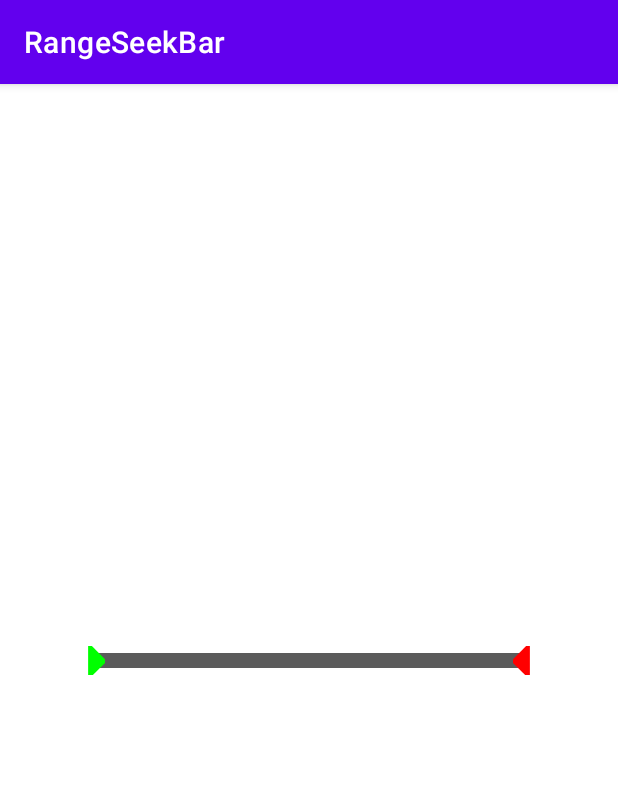
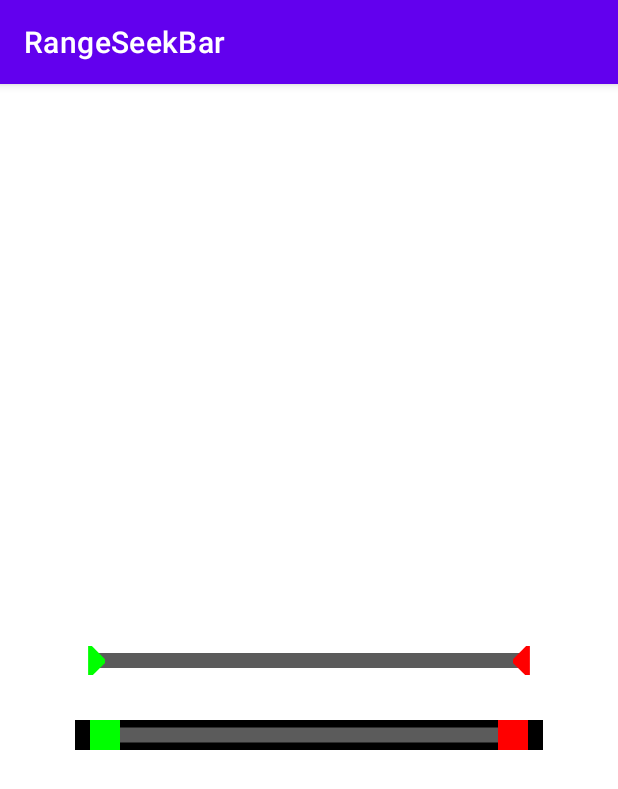
Before and after one commit to AvaneeshAsokan/RangeSeekbar, an Android app: the screen it shows after launch (MainActivity), on a phone screen of 412 x 824 dp. Shown: the top 789 px of the screen. Run offline under Robolectric (Android 15) with nearby library versions, the phone set to English and light mode, and no system bars.

Commit message:
adding a new RangeSeekbarView which inherits directly from view. this is to have more control over the positions and avoid guessing.

```diff
--- a/app/src/main/java/com/laymanCodes/rangeSeekbar/MainActivity.kt
+++ b/app/src/main/java/com/laymanCodes/rangeSeekbar/MainActivity.kt
@@ -24,6 +24,7 @@ class MainActivity: AppCompatActivity(), RangeChangeListener {
             setMax(1000)
             setRangeChangeListener(this@MainActivity)
         }
+
     }
 
     override fun onRangeChange(min: Int, max: Int) {
--- a/app/src/main/java/com/laymanCodes/rangeSeekbar/RangeSeekbar.kt
+++ b/app/src/main/java/com/laymanCodes/rangeSeekbar/bars/RangeSeekbar.kt
@@ -1,4 +1,4 @@
-package com.laymanCodes.rangeSeekbar
+package com.laymanCodes.rangeSeekbar.bars
 
 import android.annotation.SuppressLint
 import android.content.Context
@@ -6,15 +6,15 @@ import android.content.res.ColorStateList
 import android.graphics.Color
 import android.graphics.drawable.Drawable
 import android.util.AttributeSet
-import android.util.Log
 import android.view.LayoutInflater
 import android.view.MotionEvent
 import android.view.View
 import androidx.constraintlayout.widget.ConstraintLayout
-import androidx.core.content.res.getDimensionOrThrow
 import androidx.core.content.withStyledAttributes
+import com.laymanCodes.rangeSeekbar.R
 import com.laymanCodes.rangeSeekbar.databinding.RangeSeekbarBinding
 import com.laymanCodes.rangeSeekbar.listener.RangeChangeListener
+import com.laymanCodes.rangeSeekbar.px
 import kotlin.math.roundToInt
 
 class RangeSeekbar : ConstraintLayout {
--- /dev/null
+++ b/app/src/main/java/com/laymanCodes/rangeSeekbar/bars/RangeSeekbarView.kt
@@ -0,0 +1,177 @@
+package com.laymanCodes.rangeSeekbar.bars
+
+import android.content.Context
+import android.graphics.Canvas
+import android.graphics.Color
+import android.graphics.Paint
+import android.graphics.RectF
+import android.graphics.drawable.Drawable
+import android.util.AttributeSet
+import android.view.View
+import androidx.core.content.withStyledAttributes
+import com.laymanCodes.rangeSeekbar.R
+import com.laymanCodes.rangeSeekbar.px
+import kotlin.jvm.Throws
+
+class RangeSeekbarView : View {
+
+    constructor(context: Context): super(context)
+
+    constructor(context: Context, attrs: AttributeSet? = null): super(context, attrs){
+        initialize(context, attrs)
+    }
+
+    constructor(context: Context, attrs: AttributeSet? = null, defStyleAttr: Int = 0): super(context, attrs, defStyleAttr) {
+        initialize(context, attrs)
+    }
+
+    constructor(
+        context: Context,
+        attrs: AttributeSet? = null,
+        defStyleAttr: Int = 0,
+        defStyleRes: Int = 0
+    ) : super(
+        context,
+        attrs,
+        defStyleAttr,
+        defStyleRes
+    ) {
+        initialize(context, attrs)
+    }
+
+    private fun initialize(context: Context, attrs: AttributeSet?) {
+        this.cornerRadius = 5.px.toFloat()
+        this.barPadding = 10.px.toFloat()
+        this.barHeight = 10.px.toFloat()
+        getAttributeFromXml(context, attrs)
+        initSetup()
+    }
+
+    private var leftThumbDrawable: Drawable? = null
+    private var rightThumbDrawable: Drawable? = null
+    private var leftThumbWidth: Int = 20.px
+    private var rightThumbWidth: Int = 20.px
+    private var leftThumbHeight: Int = 20.px
+    private var rightThumbHeight: Int = 20.px
+    private var gap: Int = 0
+    private var leftThumbTint: Int? = null
+    private var rightThumbTint: Int? = null
+    private var enablePushThumb: Boolean = false
+
+    private var cornerRadius: Float = 20.px.toFloat()
+    private var barPadding: Float = 10.px.toFloat()
+    private var barHeight: Float = 30.px.toFloat()
+    private var rangeMin: Int = 0       //  min range choose-able
+    private var rangeMax: Int = 100     //  mac range choose-able
+    private var chosenMin: Int = rangeMin   //  actual chosen min value
+    private var chosenMax: Int = rangeMax   //  actual chosen max value
+
+    private lateinit var barPaint: Paint
+    private lateinit var barRect: RectF
+    private lateinit var leftThumbRect: RectF
+    private lateinit var leftThumbPaint: Paint
+    private lateinit var rightThumbRect: RectF
+    private lateinit var rightThumbPaint: Paint
+
+    private fun initSetup() {
+        barPaint = Paint(Paint.ANTI_ALIAS_FLAG)
+        leftThumbPaint = Paint(Paint.ANTI_ALIAS_FLAG)
+        rightThumbPaint = Paint(Paint.ANTI_ALIAS_FLAG)
+
+        barRect = RectF()
+        leftThumbRect = RectF()
+        rightThumbRect = RectF()
+    }
+
+    private fun getAttributeFromXml(context: Context, attrs: AttributeSet?) {
+        context.withStyledAttributes(attrs, R.styleable.RangeSeekbar) {
+            leftThumbDrawable = getDrawable(R.styleable.RangeSeekbar_leftThumbDrawable)
+            rightThumbDrawable = getDrawable(R.styleable.RangeSeekbar_rightThumbDrawable)
+
+            leftThumbWidth = getDimensionPixelSize(R.styleable.RangeSeekbar_leftThumbWidth, 20.px)
+            rightThumbWidth = getDimensionPixelSize(R.styleable.RangeSeekbar_rightThumbWidth, 20.px)
+            leftThumbHeight = getDimensionPixelSize(R.styleable.RangeSeekbar_leftThumbHeight, 20.px)
+            rightThumbHeight = getDimensionPixelSize(R.styleable.RangeSeekbar_rightThumbHeight, 20.px)
+
+            gap = getDimensionPixelSize(R.styleable.RangeSeekbar_gap, 5.px)
+
+            leftThumbTint = getColor(R.styleable.RangeSeekbar_leftThumbTintColor, Color.CYAN)
+            rightThumbTint = getColor(R.styleable.RangeSeekbar_rightThumbTintColor, Color.CYAN)
+
+            enablePushThumb = getBoolean(R.styleable.RangeSeekbar_enablePushThumb, false)
+        }
+    }
+
+    override fun onDraw(canvas: Canvas) {
+        super.onDraw(canvas)
+
+        setupTrack(canvas)
+        setupLeftThumb(canvas)
+        setupRightThumb(canvas)
+    }
+
+    private fun setupTrack(
+        canvas: Canvas,
+    ) {
+        barPaint.apply {
+            style = Paint.Style.FILL
+            isAntiAlias = true
+            color = context.getColor(R.color.track_gray)
+        }
+
+        barRect.apply {
+            left = barPadding
+            top = (height - barHeight) * .5f
+            right = width - barPadding
+            bottom = (barHeight + height) * .5f
+        }
+
+        drawTrack(canvas, barPaint, barRect)
+    }
+
+    private fun setupLeftThumb(
+        canvas: Canvas,
+    ) {
+        leftThumbPaint.color = leftThumbTint?: Color.CYAN
+
+        leftThumbRect.apply {
+            left = getOnBar(chosenMin) + barRect.left
+            top = 0f
+            right = leftThumbWidth.toFloat() + barRect.left
+            bottom = height.toFloat()
+        }
+
+        //  when calculating the actual left thumb value we must minus with the visual offset of barRect.left
+
+        canvas.drawRect(leftThumbRect, leftThumbPaint)
+    }
+
+    private fun setupRightThumb(
+        canvas: Canvas,
+    ) {
+        rightThumbPaint.color = rightThumbTint?: Color.CYAN
+
+        rightThumbRect.apply {
+            left = getOnBar(chosenMax) - rightThumbWidth.toFloat()
+            top = 0f
+            right = getOnBar(chosenMax)
+            bottom = height.toFloat()
+        }
+
+        canvas.drawRect(rightThumbRect, rightThumbPaint)
+    }
+
+    private fun drawTrack(canvas: Canvas, paint: Paint, rectF: RectF){
+        canvas.drawRoundRect(rectF, cornerRadius, cornerRadius, paint)
+    }
+
+    private fun getOnBar(value: Int): Float {
+        //  find the position of the value based on the width of the bar
+        if (value in rangeMin .. rangeMax) {
+            return ((value / rangeMax) * barRect.right)
+        } else {
+            throw IllegalArgumentException("Chosen value if out of range.")
+        }
+    }
+
+}
--- a/app/src/main/res/layout/layout_main.xml
+++ b/app/src/main/res/layout/layout_main.xml
@@ -4,19 +4,35 @@
     android:layout_width="match_parent"
     android:layout_height="match_parent">
 
-    <com.laymanCodes.rangeSeekbar.RangeSeekbar
+    <com.laymanCodes.rangeSeekbar.bars.RangeSeekbar
         android:id="@+id/range_bar"
         android:layout_width="match_parent"
         android:layout_height="20dp"
         android:layout_marginHorizontal="50dp"
         app:enablePushThumb="false"
-        app:rightThumbDrawable="@drawable/carat_right"
-        app:leftThumbDrawable="@drawable/carat_left"
         app:layout_constraintBottom_toBottomOf="parent"
         app:layout_constraintEnd_toEndOf="parent"
         app:layout_constraintStart_toStartOf="parent"
         app:layout_constraintTop_toTopOf="parent"
+        app:leftThumbDrawable="@drawable/carat_left"
         app:leftThumbTintColor="@color/green"
+        app:rightThumbDrawable="@drawable/carat_right"
+        app:rightThumbTintColor="@color/red" />
+
+    <com.laymanCodes.rangeSeekbar.bars.RangeSeekbarView
+        android:id="@+id/range_bar_view"
+        android:layout_width="match_parent"
+        android:layout_height="20dp"
+        android:layout_marginHorizontal="50dp"
+        android:background="@color/black"
+        app:enablePushThumb="false"
+        android:layout_marginTop="50dp"
+        app:layout_constraintEnd_toEndOf="parent"
+        app:layout_constraintStart_toStartOf="parent"
+        app:layout_constraintTop_toTopOf="@id/range_bar"
+        app:leftThumbDrawable="@drawable/carat_left"
+        app:leftThumbTintColor="@color/green"
+        app:rightThumbDrawable="@drawable/carat_right"
         app:rightThumbTintColor="@color/red" />
 
 </androidx.constraintlayout.widget.ConstraintLayout>
```
